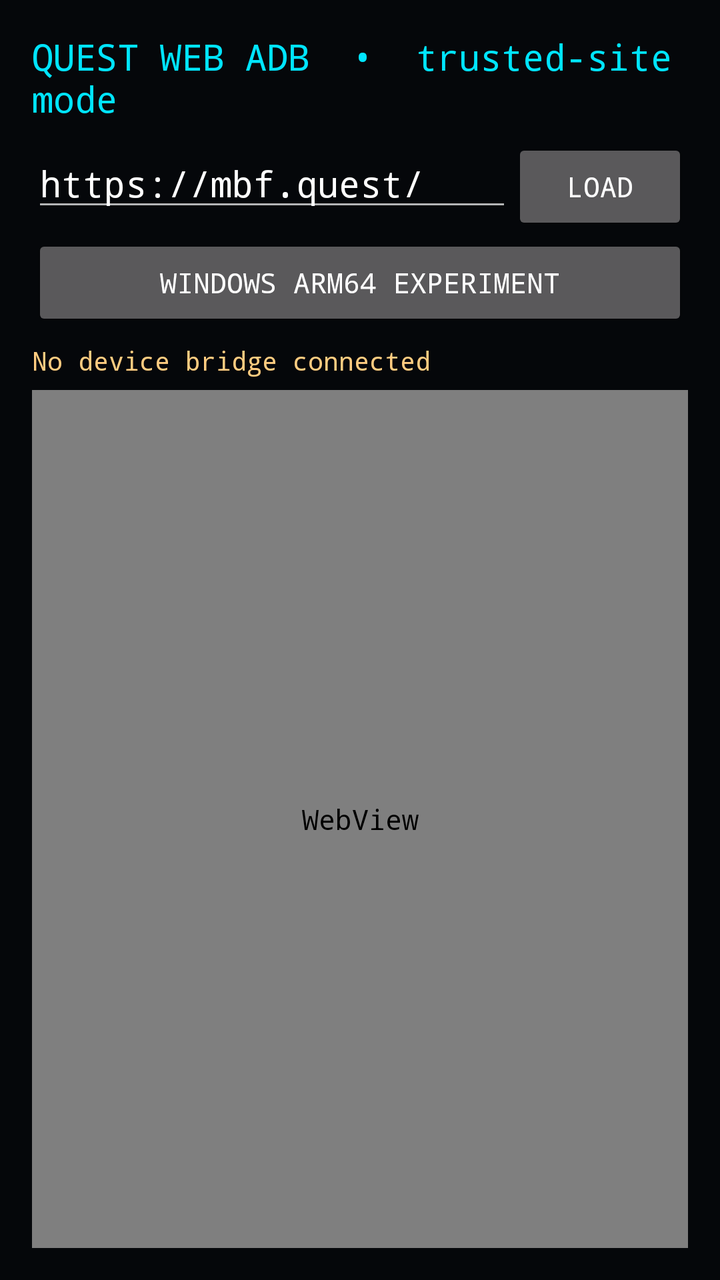
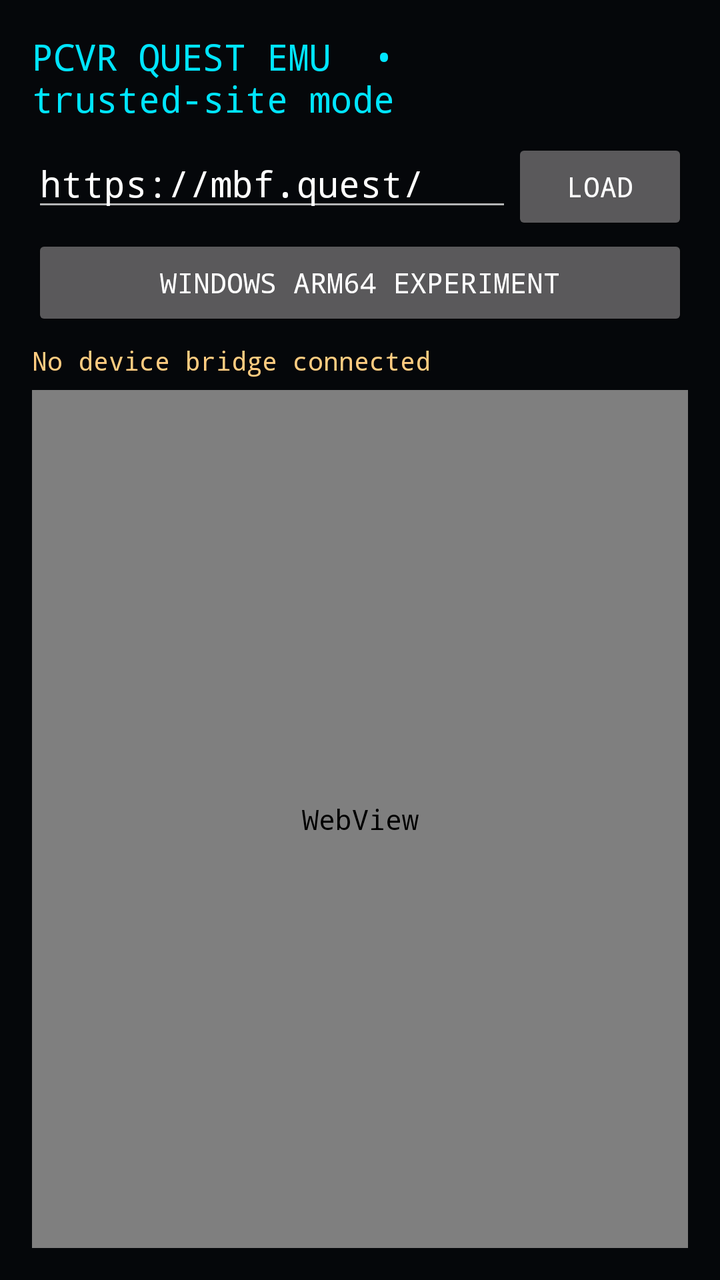

Screens rendered from an Android XML layout before and after an edit, with the pre-edit source and the edit as a unified diff.
<!-- AndroidManifest.xml: application theme AppTheme -->
<!-- res/layout/activity_main.xml -->
<LinearLayout xmlns:android="http://schemas.android.com/apk/res/android"
    android:layout_width="match_parent" android:layout_height="match_parent"
    android:orientation="vertical" android:padding="16dp" android:background="#05070A">
    <TextView android:layout_width="match_parent" android:layout_height="wrap_content"
        android:text="QUEST WEB ADB  •  trusted-site mode" android:textColor="#00E5FF"
        android:textSize="18sp" android:typeface="monospace" android:paddingBottom="8dp" />
    <LinearLayout android:layout_width="match_parent" android:layout_height="wrap_content" android:orientation="horizontal">
        <EditText android:id="@+id/urlInput" android:layout_width="0dp" android:layout_height="wrap_content" android:layout_weight="1"
            android:hint="https://trusted-site.example" android:singleLine="true" android:text="https://mbf.quest/"
            android:textColor="#FFFFFF" android:textColorHint="#78909C" android:inputType="textUri" />
        <Button android:id="@+id/loadButton" android:layout_width="wrap_content" android:layout_height="wrap_content" android:text="LOAD" />
    </LinearLayout>
    <Button android:id="@+id/windowsButton" android:layout_width="match_parent" android:layout_height="wrap_content" android:text="WINDOWS ARM64 EXPERIMENT" />
    <TextView android:id="@+id/status" android:layout_width="match_parent" android:layout_height="wrap_content"
        android:text="No device bridge connected" android:textColor="#FFCC80" android:textSize="13sp" android:typeface="monospace" android:paddingTop="6dp" android:paddingBottom="6dp" />
    <WebView android:id="@+id/webView" android:layout_width="match_parent" android:layout_height="0dp" android:layout_weight="1" />
</LinearLayout>
<!-- resources referenced by this layout -->
<resources>
  <style name="AppTheme" parent="android:style/Theme.Material.NoActionBar">
          <item name="android:fontFamily">monospace</item>
          <item name="android:colorAccent">#00E5FF</item>
          <item name="android:navigationBarColor">#05070A</item>
          <item name="android:windowLightStatusBar">false</item>
          <item name="android:statusBarColor">#05070A</item>
      </style>
</resources>

<!-- the commit's change to res/layout/activity_main.xml (unified diff, before → after) -->
@@ -2,7 +2,7 @@
     android:layout_width="match_parent" android:layout_height="match_parent"
     android:orientation="vertical" android:padding="16dp" android:background="#05070A">
     <TextView android:layout_width="match_parent" android:layout_height="wrap_content"
-        android:text="QUEST WEB ADB  •  trusted-site mode" android:textColor="#00E5FF"
+        android:text="PCVR QUEST EMU  •  trusted-site mode" android:textColor="#00E5FF"
         android:textSize="18sp" android:typeface="monospace" android:paddingBottom="8dp" />
     <LinearLayout android:layout_width="match_parent" android:layout_height="wrap_content" android:orientation="horizontal">
         <EditText android:id="@+id/urlInput" android:layout_width="0dp" android:layout_height="wrap_content" android:layout_weight="1"
